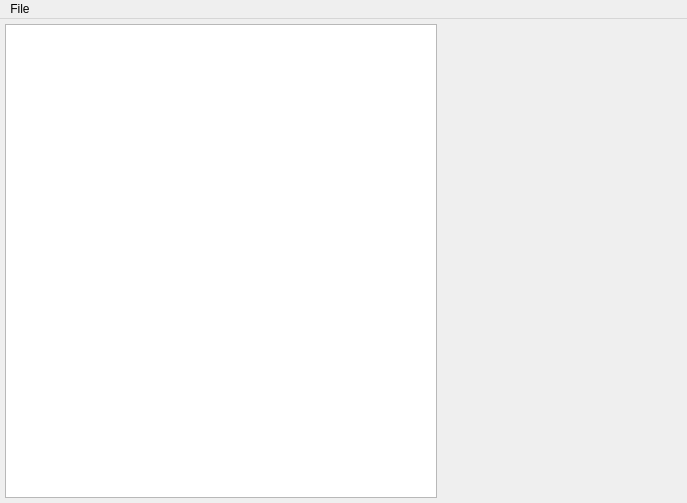
First picture: the form in forms/mainwindow.ui, repository juniornascimento/spaceship-control, before the edit.
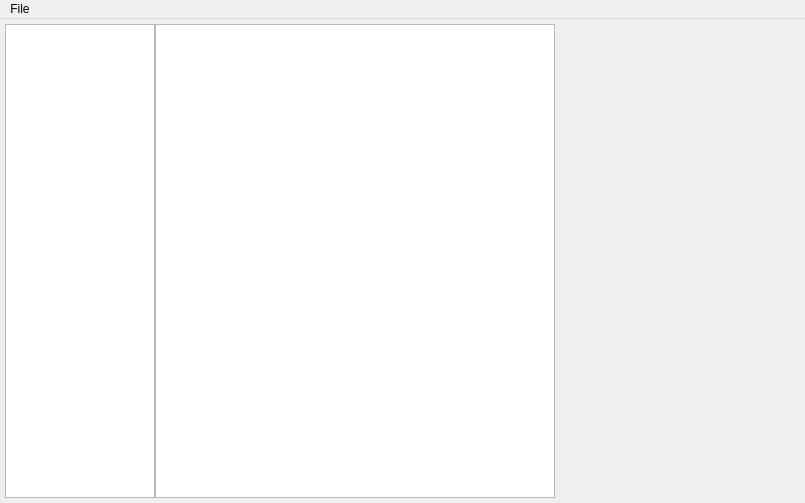
Second picture: the form after the edit. Custom widgets are drawn as their Qt base class.

Commit message: Added tree with objectives to do in the left side of the screen

The edit to the form file:
```diff
--- a/forms/mainwindow.ui
+++ b/forms/mainwindow.ui
@@ -6,7 +6,7 @@
    <rect>
     <x>0</x>
     <y>0</y>
-    <width>687</width>
+    <width>805</width>
     <height>503</height>
    </rect>
   </property>
@@ -69,11 +69,27 @@
        <property name="bottomMargin">
         <number>0</number>
        </property>
+       <item>
+        <widget class="NodeTreeView" name="treeView">
+         <property name="sizePolicy">
+          <sizepolicy hsizetype="Preferred" vsizetype="Preferred">
+           <horstretch>0</horstretch>
+           <verstretch>0</verstretch>
+          </sizepolicy>
+         </property>
+        </widget>
+       </item>
        <item>
         <widget class="QGraphicsView" name="view">
+         <property name="sizePolicy">
+          <sizepolicy hsizetype="MinimumExpanding" vsizetype="Expanding">
+           <horstretch>0</horstretch>
+           <verstretch>0</verstretch>
+          </sizepolicy>
+         </property>
          <property name="minimumSize">
           <size>
-           <width>0</width>
+           <width>400</width>
            <height>0</height>
           </size>
          </property>
@@ -105,7 +121,7 @@
     <rect>
      <x>0</x>
      <y>0</y>
-     <width>687</width>
+     <width>805</width>
      <height>30</height>
     </rect>
    </property>
@@ -153,6 +169,13 @@
    </property>
   </action>
  </widget>
+ <customwidgets>
+  <customwidget>
+   <class>NodeTreeView</class>
+   <extends>QTreeView</extends>
+   <header>nodetreeview.h</header>
+  </customwidget>
+ </customwidgets>
  <resources/>
  <connections/>
 </ui>
```
The commit also changes 6 other files.
